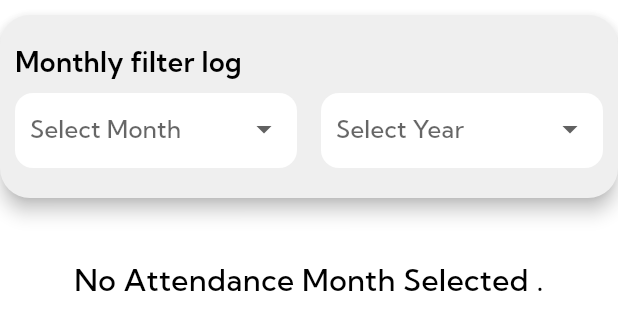
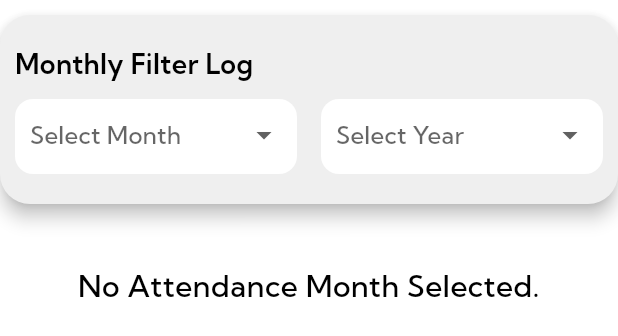
Before and after one commit to HaroonQuaidTech/attendance_app, a Flutter app: the PreviousMonthlyAttendance widget shown alone on an empty page, opened directly with empty values, on a phone screen of 412 x 824 dp. Shown: the top 336 px of the screen. Run offline on Flutter 3.47's test engine with Material 3 defaults, Android fonts, the phone set to English and light mode, and no system bars; our stand-ins replace cloud_firestore, firebase_auth, firebase_core, firebase_storage, fl_chart, fluttertoast and 5 more; missing offline and left inert: draggable_fab; accounts and stored records are empty.

Commit message:
New changes previous month builder updated

```diff
--- a/lib/components/PreviousMonthStatusBuilder.dart
+++ b/lib/components/PreviousMonthStatusBuilder.dart
@@ -511,6 +511,93 @@ class _PreviousMonthlyAttendanceState extends State<PreviousMonthlyAttendance> {
   final Size screenSize = MediaQuery.of(context).size;
   final double screenHeight = screenSize.height;
   final double screenWidth = screenSize.width;
+
+  // Reusable widget for dropdowns
+  Widget buildDropdown({
+    required String? value,
+    required String hint,
+    required List<String> items,
+    required Function(String?) onChanged,
+  }) {
+    return Container(
+      height: 50,
+      padding: const EdgeInsets.symmetric(horizontal: 10),
+      decoration: BoxDecoration(
+        color: Colors.white,
+        borderRadius: BorderRadius.circular(12),
+      ),
+      child: DropdownButton<String>(
+        value: value,
+        hint: Text(hint),
+        isExpanded: true,
+        underline: const SizedBox(),
+        items: items.map((item) {
+          return DropdownMenuItem(
+            value: item,
+            child: Text(
+              hint == "Select Month"
+                  ? DateFormat('MMMM').format(DateTime(0, int.parse(item)))
+                  : item,
+            ),
+          );
+        }).toList(),
+        onChanged: onChanged,
+      ),
+    );
+  }
+
+  // Reusable widget for displaying summary cards
+  Widget buildSummaryCard({
+    required String title,
+    required String value,
+    required double progress,
+    required String dateRange,
+  }) {
+    return Container(
+      height: screenHeight * 0.15,
+      width: screenWidth * 0.42,
+      decoration: BoxDecoration(
+        borderRadius: BorderRadius.circular(12),
+        color: Colors.white,
+      ),
+      child: Padding(
+        padding: const EdgeInsets.symmetric(horizontal: 10.0),
+        child: Column(
+          mainAxisAlignment: MainAxisAlignment.spaceAround,
+          crossAxisAlignment: CrossAxisAlignment.start,
+          children: [
+            Text(
+              title,
+              style: const TextStyle(
+                fontWeight: FontWeight.w500,
+                fontSize: 14,
+              ),
+            ),
+            Text(
+              value,
+              style: const TextStyle(
+                fontWeight: FontWeight.w600,
+                fontSize: 20,
+              ),
+            ),
+            LinearProgressIndicator(
+              value: progress,
+              backgroundColor: Colors.grey[300],
+              color: Theme.of(context).colorScheme.primary,
+            ),
+            Text(
+              dateRange,
+              style: const TextStyle(
+                fontWeight: FontWeight.w600,
+                fontSize: 15,
+              ),
+            ),
+          ],
+        ),
+      ),
+    );
+  }
+
   return Padding(
     padding: const EdgeInsets.symmetric(vertical: 10.0),
     child: SingleChildScrollView(
@@ -528,11 +615,10 @@ class _PreviousMonthlyAttendanceState extends State<PreviousMonthlyAttendance> {
                 crossAxisAlignment: CrossAxisAlignment.start,
                 children: [
                   const Text(
-                      'Monthly filter log',
+                    'Monthly Filter Log',
                     style: TextStyle(
                       fontWeight: FontWeight.w600,
                       fontSize: 18,
-                        height: 0,
                     ),
                   ),
                   const SizedBox(height: 10),
@@ -540,59 +626,24 @@ class _PreviousMonthlyAttendanceState extends State<PreviousMonthlyAttendance> {
                     mainAxisAlignment: MainAxisAlignment.spaceBetween,
                     children: [
                       Expanded(
-                          child: Container(
-                            height: 50,
-                            padding: const EdgeInsets.symmetric(horizontal: 10),
-                            decoration: BoxDecoration(
-                              color: Colors.white,
-                              borderRadius: BorderRadius.circular(12),
-                            ),
-                            child: DropdownButton<String>(
+                        child: buildDropdown(
                           value: selectedMonth,
-                              hint: const Text("Select Month"),
-                              isExpanded: true,
-                              underline: const SizedBox(),
-                              items: months.map((month) {
-                                return DropdownMenuItem(
-                                  value: month,
-                                  child: Text(DateFormat('MMMM')
-                                      .format(DateTime(0, int.parse(month)))),
-                                );
-                              }).toList(),
+                          hint: "Select Month",
+                          items: months,
                           onChanged: (value) {
-                                setState(() {
-                                  selectedMonth = value;
-                                });
+                            setState(() => selectedMonth = value);
                           },
-                            ),
                         ),
                       ),
                       const SizedBox(width: 16),
                       Expanded(
-                          child: Container(
-                            height: 50,
-                            padding: const EdgeInsets.symmetric(horizontal: 10),
-                            decoration: BoxDecoration(
-                              color: Colors.white,
-                              borderRadius: BorderRadius.circular(12),
-                            ),
-                            child: DropdownButton<String>(
+                        child: buildDropdown(
                           value: selectedYear,
-                              hint: const Text("Select Year"),
-                              isExpanded: true,
-                              underline: const SizedBox(),
-                              items: years.map((year) {
-                                return DropdownMenuItem(
-                                  value: year,
-                                  child: Text(year),
-                                );
-                              }).toList(),
+                          hint: "Select Year",
+                          items: years,
                           onChanged: (value) {
-                                setState(() {
-                                  selectedYear = value;
-                                });
+                            setState(() => selectedYear = value);
                           },
-                            ),
                         ),
                       ),
                     ],
@@ -625,7 +676,7 @@ class _PreviousMonthlyAttendanceState extends State<PreviousMonthlyAttendance> {
                   child: Padding(
                     padding: EdgeInsets.all(20.0),
                     child: Text(
-                        'No Attendance Month Selected .',
+                      'No Attendance Month Selected.',
                       style: TextStyle(
                           fontWeight: FontWeight.w500, fontSize: 20),
                       textAlign: TextAlign.center,
@@ -633,40 +684,36 @@ class _PreviousMonthlyAttendanceState extends State<PreviousMonthlyAttendance> {
                   ),
                 );
               }
+
               final attendanceData = snapshot.data!;
-                bool allAbsent = attendanceData
+              final allAbsent = attendanceData
                   .every((entry) => entry['status'] == 'Absent');
 
               if (allAbsent) {
-                  return Center(
-                    child: _buildNoDataAvailableContainer(),
-                  );
+                return Center(child: _buildNoDataAvailableContainer());
               }
 
-                int totalMinutes = 0;
 
-                for (var entry in attendanceData) {
-                  final checkIn = entry['checkIn'] as Timestamp?;
-                  final checkOut = entry['checkOut'] as Timestamp?;
+              // ignore: avoid_types_as_parameter_names
+              final totalMinutes = attendanceData.fold<int>(0, (sum, entry) {
+                final checkIn = (entry['checkIn'] as Timestamp?)?.toDate();
+                final checkOut = (entry['checkOut'] as Timestamp?)?.toDate();
+                return sum +
+                    (checkIn != null && checkOut != null
+                        ? checkOut.difference(checkIn).inMinutes
+                        : 0);
+              });
 
-                  if (checkIn != null && checkOut != null) {
-                    final checkInDate = checkIn.toDate();
-                    final checkOutDate = checkOut.toDate();
-                    totalMinutes +=
-                        checkOutDate.difference(checkInDate).inMinutes;
-                  }
-                }
               const int maxMinutes = 10392;
               const double maxHours = 173.2;
-                int remainingMinutes =
-                    totalMinutes % 60; // Get remaining minutes
 
-                int totalHours = totalMinutes ~/ 60;
-                double progressValueInHours =
-                    maxHours != 0 ? totalHours / maxHours : 0.0;
+              final int totalHours = totalMinutes ~/ 60;
+              final int remainingMinutes = totalMinutes % 60;
+              final double progressValueInHours =
+                  maxHours > 0 ? totalHours / maxHours : 0.0;
 
-                int totalMinutesFromHours = totalHours * 60;
-                return Column(children: [
+              return Column(
+                children: [
                   Material(
                     borderRadius: BorderRadius.circular(20),
                     color: Theme.of(context).colorScheme.tertiary,
@@ -681,114 +728,23 @@ class _PreviousMonthlyAttendanceState extends State<PreviousMonthlyAttendance> {
                             style: TextStyle(
                               fontWeight: FontWeight.w600,
                               fontSize: 18,
-                              height: 0,
                             ),
                           ),
                           const SizedBox(height: 20),
                           Row(
                             mainAxisAlignment: MainAxisAlignment.spaceBetween,
                             children: [
-                              Container(
-                                height: screenHeight * 0.15,
-                                width: screenWidth * 0.40,
-                                decoration: BoxDecoration(
-                                  borderRadius: BorderRadius.circular(12),
-                                  color: Colors.white,
+                              buildSummaryCard(
+                                title: 'Time in Minutes',
+                                value: '$totalMinutes Minutes',
+                                progress: totalMinutes / maxMinutes,
+                                dateRange: _getMonthDateRange(),
                               ),
-                                child: Padding(
-                                  padding: const EdgeInsets.symmetric(
-                                      horizontal: 10.0),
-                                  child: Column(
-                                    mainAxisAlignment:
-                                        MainAxisAlignment.spaceAround,
-                                    crossAxisAlignment:
-                                        CrossAxisAlignment.start,
-                                    children: [
-                                      const Text(
-                                        'Time in Minutes',
-                                        style: TextStyle(
-                                          fontWeight: FontWeight.w500,
-                                          fontSize: 14,
-                                          height: 0,
-                                        ),
-                                      ),
-                                      Text(
-                                        '$totalMinutesFromHours Minutes',
-                                        style: const TextStyle(
-                                          fontWeight: FontWeight.w600,
-                                          fontSize: 20,
-                                          height: 0,
-                                        ),
-                                      ),
-                                      LinearProgressIndicator(
-                                        value: totalMinutes / maxMinutes,
-                                        backgroundColor: Colors.grey[300],
-                                        color: Theme.of(context)
-                                            .colorScheme
-                                            .primary,
-                                      ),
-                                      Text(
-                                        _getMonthDateRange(),
-                                        style: const TextStyle(
-                                          fontWeight: FontWeight.w600,
-                                          fontSize: 15,
-                                          height: 0,
-                                        ),
-                                      ),
-                                    ],
-                                  ),
-                                ),
-                              ),
-                              Container(
-                                height: screenHeight * 0.15,
-                                width: screenWidth * 0.42,
-                                decoration: BoxDecoration(
-                                  borderRadius: BorderRadius.circular(12),
-                                  color: Colors.white,
-                                ),
-                                child: Padding(
-                                  padding: const EdgeInsets.symmetric(
-                                      horizontal: 10.0),
-                                  child: Column(
-                                    mainAxisAlignment:
-                                        MainAxisAlignment.spaceAround,
-                                    crossAxisAlignment:
-                                        CrossAxisAlignment.start,
-                                    children: [
-                                      const Text(
-                                        'Time in Hours',
-                                        style: TextStyle(
-                                          fontWeight: FontWeight.w500,
-                                          fontSize: 14,
-                                          height: 0,
-                                        ),
-                                      ),
-                                      Text(
-                                        '$totalHours:$remainingMinutes Hours',
-                                        style: const TextStyle(
-                                          fontWeight: FontWeight.w600,
-                                          fontSize: 20,
-                                          height: 0,
-                                        ),
-                                      ),
-                                      LinearProgressIndicator(
-                                        value: progressValueInHours,
-                                        backgroundColor: Colors.grey[300],
-                                        color: Theme.of(context)
-                                            .colorScheme
-                                            .primary,
-                                      ),
-                                      Text(
-                                        _getMonthDateRange(),
-                                        style: const TextStyle(
-                                          fontWeight: FontWeight.w600,
-                                          fontSize: 15,
-                                          height: 0,
-                                        ),
-                                      ),
-                                    ],
-                                  ),
-                                ),
+                              buildSummaryCard(
+                                title: 'Time in Hours',
+                                value: '$totalHours:$remainingMinutes Hours',
+                                progress: progressValueInHours,
+                                dateRange: _getMonthDateRange(),
                               ),
                             ],
                           ),
@@ -800,7 +756,7 @@ class _PreviousMonthlyAttendanceState extends State<PreviousMonthlyAttendance> {
                   Material(
                     color: Theme.of(context).colorScheme.tertiary,
                     borderRadius: BorderRadius.circular(20),
-                    child: Container(
+                    child: Padding(
                       padding: const EdgeInsets.symmetric(
                           horizontal: 12, vertical: 10),
                       child: Column(
@@ -811,18 +767,19 @@ class _PreviousMonthlyAttendanceState extends State<PreviousMonthlyAttendance> {
                             style: const TextStyle(
                               fontWeight: FontWeight.w600,
                               fontSize: 18,
-                              height: 0,
                             ),
                           ),
                           const SizedBox(height: 10),
                           _buildAttendance(
                             color: const Color(0xff9478F7),
-                              data: attendanceData),
+                            data: attendanceData,
+                          ),
                         ],
                       ),
                     ),
-                  )
-                ]);
+                  ),
+                ],
+              );
             },
           ),
         ],
```
Lines whose indentation alone changed are shown as unchanged.
